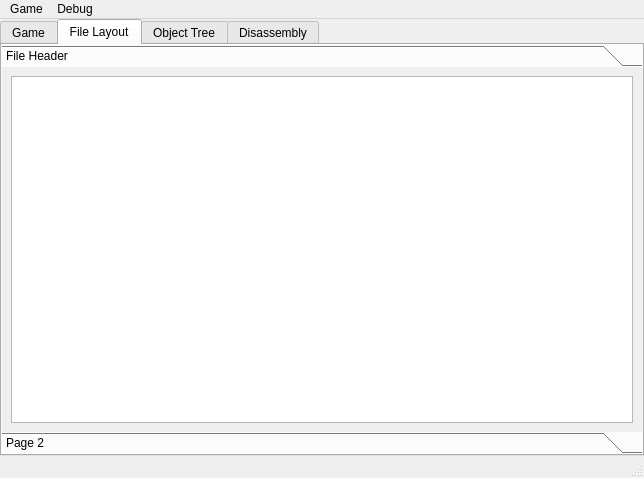
Qt form ZMachineExplorer/mainwindow.ui (Eggbertx/ZMachineExplorer) before a commit.
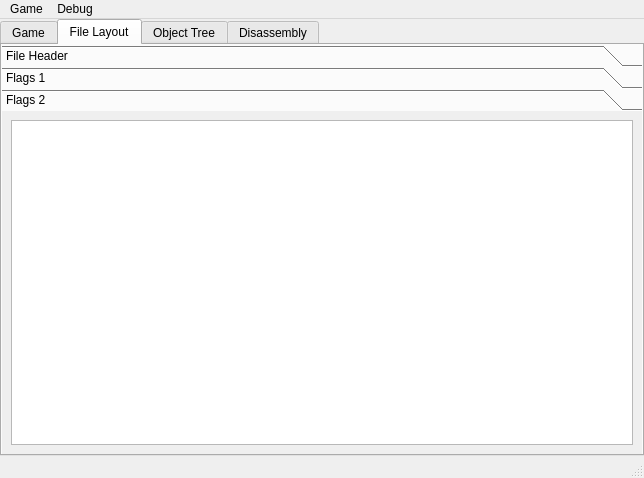
The same form after that commit. The open tabs and pages were chosen to show the change.

Commit message: Populate header table when story file is first loaded

```diff
--- a/ZMachineExplorer/mainwindow.ui
+++ b/ZMachineExplorer/mainwindow.ui
@@ -95,7 +95,7 @@
              <x>0</x>
              <y>0</y>
              <width>640</width>
-             <height>348</height>
+             <height>322</height>
             </rect>
            </property>
            <attribute name="label">
@@ -117,8 +117,31 @@
             </rect>
            </property>
            <attribute name="label">
-            <string>Page 2</string>
+            <string>Flags 1</string>
            </attribute>
+           <layout class="QVBoxLayout" name="verticalLayout_7">
+            <item>
+             <widget class="QTableView" name="flags1Table"/>
+            </item>
+           </layout>
+          </widget>
+          <widget class="QWidget" name="flags2Page">
+           <property name="geometry">
+            <rect>
+             <x>0</x>
+             <y>0</y>
+             <width>640</width>
+             <height>322</height>
+            </rect>
+           </property>
+           <attribute name="label">
+            <string>Flags 2</string>
+           </attribute>
+           <layout class="QVBoxLayout" name="verticalLayout_8">
+            <item>
+             <widget class="QTableView" name="flags2Table"/>
+            </item>
+           </layout>
           </widget>
          </widget>
         </item>
```
Left out of the diff: 14 changed lines with no effect on the pictures. The commit also changes 7 other files.
